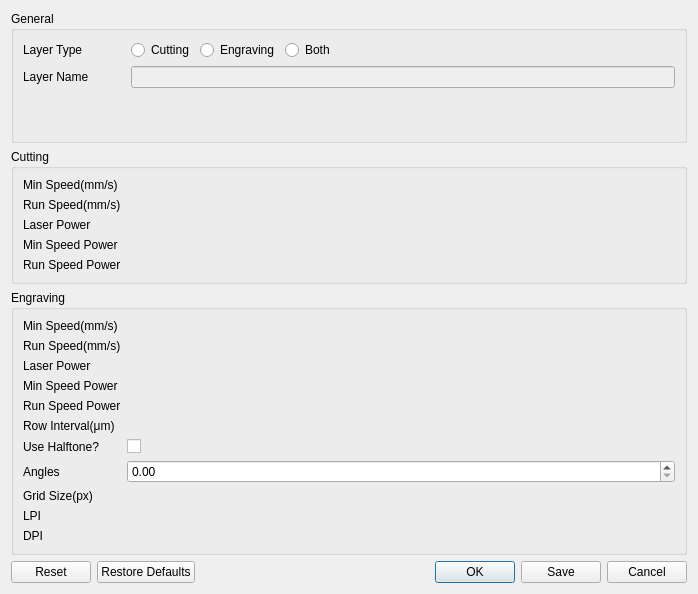
This is src/ui/LaserLayerDialog.ui in oneminute/LaserController as Qt 5 draws it before an edit. The edited form follows.
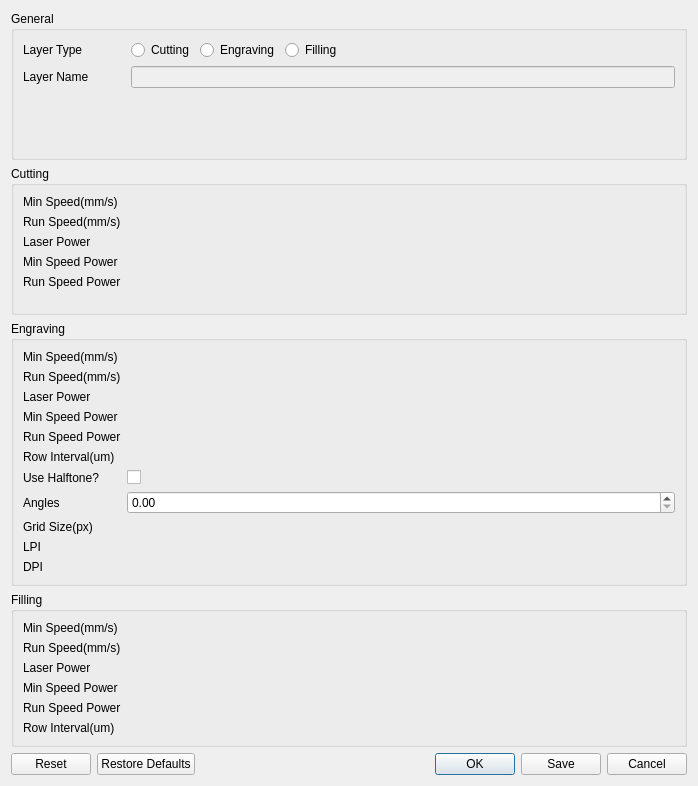
This is the edited form. Custom widgets are drawn as their Qt base class.

What changed in the file:
```diff
--- a/src/ui/LaserLayerDialog.ui
+++ b/src/ui/LaserLayerDialog.ui
@@ -7,7 +7,7 @@
     <x>0</x>
     <y>0</y>
     <width>698</width>
-    <height>594</height>
+    <height>786</height>
    </rect>
   </property>
   <property name="windowTitle">
@@ -55,7 +55,7 @@
            <bool>true</bool>
           </property>
           <property name="text">
-           <string>Both</string>
+           <string>Filling</string>
           </property>
          </widget>
         </item>
@@ -258,7 +258,7 @@
       <item row="9" column="0">
        <widget class="QLabel" name="labelRowInterval">
         <property name="text">
-         <string>Row Interval(μm)</string>
+         <string>Row Interval(um)</string>
         </property>
        </widget>
       </item>
@@ -288,6 +288,75 @@
      </layout>
     </widget>
    </item>
+   <item>
+    <widget class="QGroupBox" name="groupBoxFilling">
+     <property name="title">
+      <string>Filling</string>
+     </property>
+     <layout class="QFormLayout" name="formLayout_4">
+      <item row="0" column="1">
+       <widget class="EditSlider" name="editSliderFillingMinSpeed" native="true"/>
+      </item>
+      <item row="2" column="0">
+       <widget class="QLabel" name="label_8">
+        <property name="text">
+         <string>Run Speed(mm/s)</string>
+        </property>
+       </widget>
+      </item>
+      <item row="2" column="1">
+       <widget class="EditSlider" name="editSliderFillingRunSpeed" native="true"/>
+      </item>
+      <item row="4" column="0">
+       <widget class="QLabel" name="label_10">
+        <property name="text">
+         <string>Laser Power</string>
+        </property>
+       </widget>
+      </item>
+      <item row="4" column="1">
+       <widget class="FloatEditSlider" name="editSliderFillingLaserPower" native="true"/>
+      </item>
+      <item row="6" column="0">
+       <widget class="QLabel" name="label_18">
+        <property name="text">
+         <string>Min Speed Power</string>
+        </property>
+       </widget>
+      </item>
+      <item row="6" column="1">
+       <widget class="FloatEditSlider" name="editSliderFillingMinSpeedPower" native="true"/>
+      </item>
+      <item row="8" column="0">
+       <widget class="QLabel" name="label_16">
+        <property name="text">
+         <string>Run Speed Power</string>
+        </property>
+       </widget>
+      </item>
+      <item row="8" column="1">
+       <widget class="FloatEditSlider" name="editSliderFillingRunSpeedPower" native="true"/>
+      </item>
+      <item row="9" column="0">
+       <widget class="QLabel" name="labelFillingRowInterval">
+        <property name="text">
+         <string>Row Interval(um)</string>
+        </property>
+       </widget>
+      </item>
+      <item row="9" column="1">
+       <widget class="EditSlider" name="editSliderFillingRowInterval" native="true"/>
+      </item>
+      <item row="0" column="0">
+       <widget class="QLabel" name="label_13">
+        <property name="text">
+         <string>Min Speed(mm/s)</string>
+        </property>
+       </widget>
+      </item>
+     </layout>
+    </widget>
+   </item>
    <item>
     <widget class="QDialogButtonBox" name="buttonBox">
      <property name="orientation">
```
Left out of the diff: 4 changed lines with no effect on the pictures.
